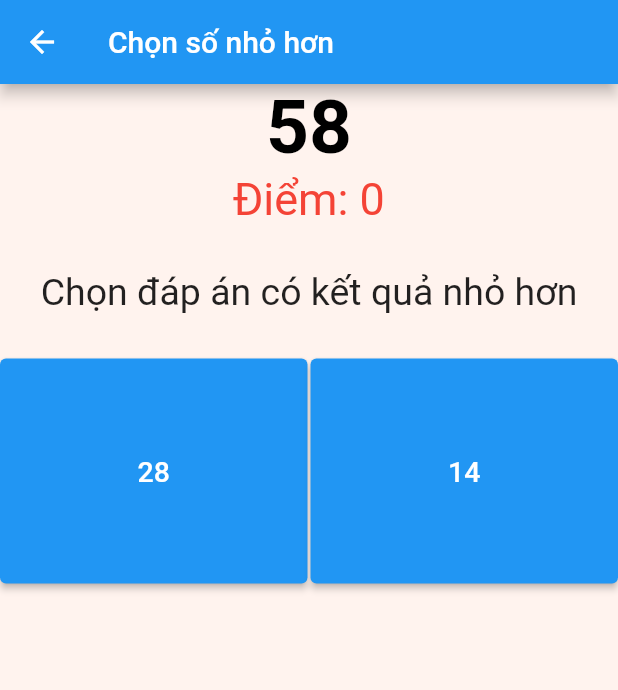
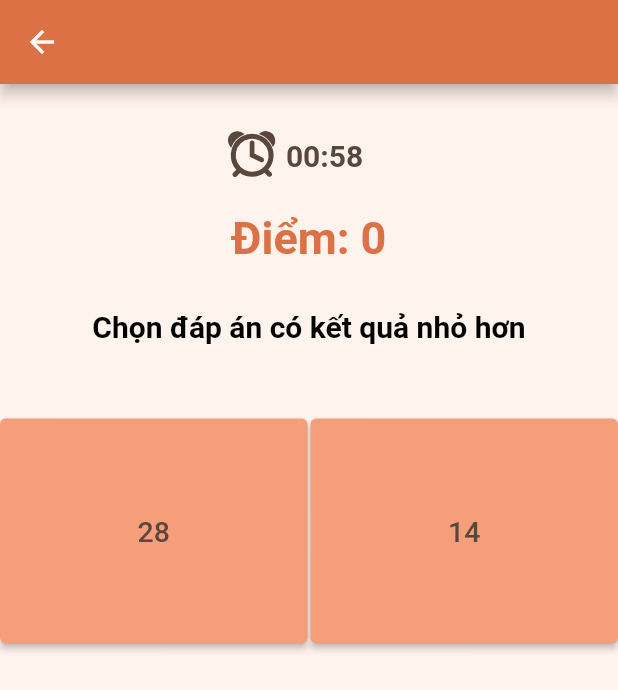
Before and after one commit to TrNgTien/Brain-Training, a Flutter app: the MathGame screen opened directly, on a phone screen of 412 x 824 dp. Shown: the top 690 px of the screen. Run offline on Flutter 3.47's test engine with Material 2 defaults, Android fonts, the phone set to English and light mode, and no system bars; our stand-ins replace flutter_spinkit, flutter_svg; missing offline and left inert: function_tree, stack; project files that could hold a hidden picture were left out.

Commit message:
Phuc | Adjust | Redesign math game 1

```diff
--- a/lib/screens/games_screen/math_domain/math_game_one.dart
+++ b/lib/screens/games_screen/math_domain/math_game_one.dart
@@ -3,6 +3,9 @@ import 'dart:convert';
 import 'package:function_tree/function_tree.dart';
 import 'package:flutter/material.dart';
 import 'package:flutter/services.dart';
+
+import '../../../constants/color.dart';
+import '../../../widget/clock.dart';
 
 class MathGame extends StatefulWidget {
   const MathGame({Key? key}) : super(key: key);
@@ -19,6 +22,10 @@ class _MathGameState extends State<MathGame> {
   int _currentPlace = 0;
   int _point = 0;
   int _numOfCorrect = 0;
+  bool isEnd = false;
+  bool _visible = false;
+  bool isAdd = true;
+  int number = 0;
   String gameRules =
       "Người chơi chọn vào phép tính có kết quả bé nhất\nThời gian: 60 giây\nTrả lời đúng 5 câu liên tiếp -> cộng thêm 10s\nSai: -2s/ đáp án\nSố điểm cho từng round đã được để trong excel\nTổng điểm = Tổng điểm mỗi round";
 
@@ -49,11 +56,30 @@ class _MathGameState extends State<MathGame> {
     if (validateAns(selected)) {
       _point += int.parse(_items[_currentPlace]["points"]);
       _numOfCorrect++;
-      if (_numOfCorrect == 5) addTimer();
+      if (_numOfCorrect == 5) {
+        addTimer();
+        setState(() {
+          _visible = true;
+          isAdd = true;
+          number = 10;
+        });
+      }
+      ;
     } else {
       _numOfCorrect = 0;
+
       minusTimer();
+      setState(() {
+        _visible = false;
+        isAdd = false;
+        number = 2;
+      });
     }
+    Future.delayed(const Duration(milliseconds: 500), () {
+      setState(() {
+        _visible = false;
+      });
+    });
   }
 
   bool validateAns(String selected) {
@@ -86,6 +112,7 @@ class _MathGameState extends State<MathGame> {
     setState(() {
       if (seconds < 0) {
         setCancelTimer();
+        isEnd = true;
       } else {
         myDuration = Duration(seconds: myDuration.inSeconds - 2);
       }
@@ -129,28 +156,41 @@ class _MathGameState extends State<MathGame> {
     final seconds = myDuration.inSeconds;
     return Scaffold(
       appBar: AppBar(
-        title: const Text('Chọn số nhỏ hơn'),
+        backgroundColor: primaryOrange,
+        title: const Text(''),
+        centerTitle: true,
       ),
       body: SingleChildScrollView(
         child: Column(
           children: [
-            Text(
-              '$seconds',
-              style: const TextStyle(
-                  fontWeight: FontWeight.bold,
-                  color: Colors.black,
-                  fontSize: 50),
+            Padding(
+              padding: const EdgeInsets.only(
+                top: 30,
+                bottom: 20,
+              ),
+              child: Row(
+                mainAxisAlignment: MainAxisAlignment.center,
+                children: [
+                  Clock(seconds: seconds),
+                  animateClock(isAdd, number)
+                ],
+              ),
             ),
-            Text(
-              "Điểm: $_point",
-              style: const TextStyle(fontSize: 30, color: Colors.red),
-            ),
-            const SizedBox(
-              height: 30,
-            ),
-            const Text(
-              "Chọn đáp án có kết quả nhỏ hơn",
-              style: TextStyle(fontSize: 25),
+            Text("Điểm: $_point",
+                style: const TextStyle(
+                    fontWeight: FontWeight.w700,
+                    color: brownColor,
+                    fontSize: 30)),
+            const Padding(
+              padding: EdgeInsets.only(
+                top: 30,
+                bottom: 20,
+              ),
+              child: Text("Chọn đáp án có kết quả nhỏ hơn",
+                  style: TextStyle(
+                      fontWeight: FontWeight.bold,
+                      color: Colors.black,
+                      fontSize: 20)),
             ),
             const SizedBox(
               height: 30,
@@ -175,15 +215,31 @@ class _MathGameState extends State<MathGame> {
     );
   }
 
+  Widget animateClock(bool isAdd, int number) {
+    return AnimatedOpacity(
+      opacity: _visible ? 1.0 : 0.0,
+      duration: const Duration(milliseconds: 500),
+      // The green box must be a child of the AnimatedOpacity widget.
+      child: Text(
+        '${isAdd ? '+' : '-'} $number',
+        style: TextStyle(color: isAdd ? Colors.green : Colors.red),
+      ),
+    );
+  }
+
   Expanded buttonAns(String ansSide) {
     return Expanded(
       child: ElevatedButton(
-          style:
-              ElevatedButton.styleFrom(fixedSize: const Size.fromHeight(150)),
-          onPressed: () => handleClickAns(ansSide),
+          style: ElevatedButton.styleFrom(
+              fixedSize: const Size.fromHeight(150),
+              backgroundColor: orangePastel),
+          onPressed: () => isEnd ? null : handleClickAns(ansSide),
           child: Text(
             _items[_currentPlace][ansSide],
-            style: const TextStyle(fontSize: 19),
+            style: const TextStyle(
+              fontSize: 19,
+              color: darkTextColor,
+            ),
           )),
     );
   }
```
